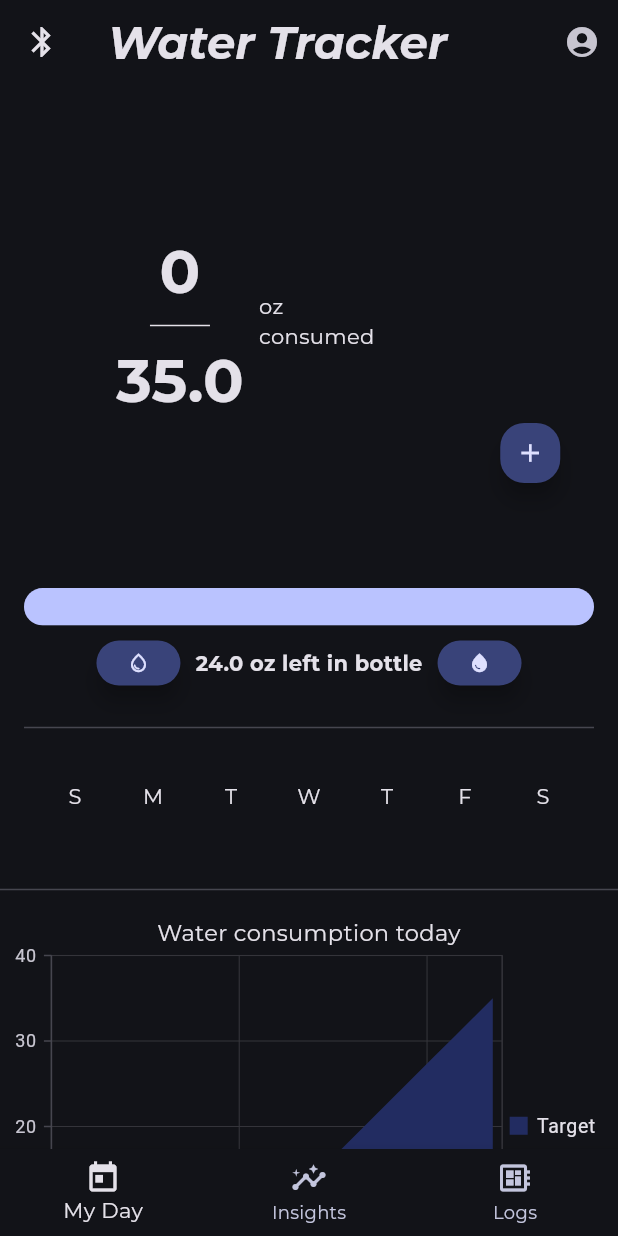
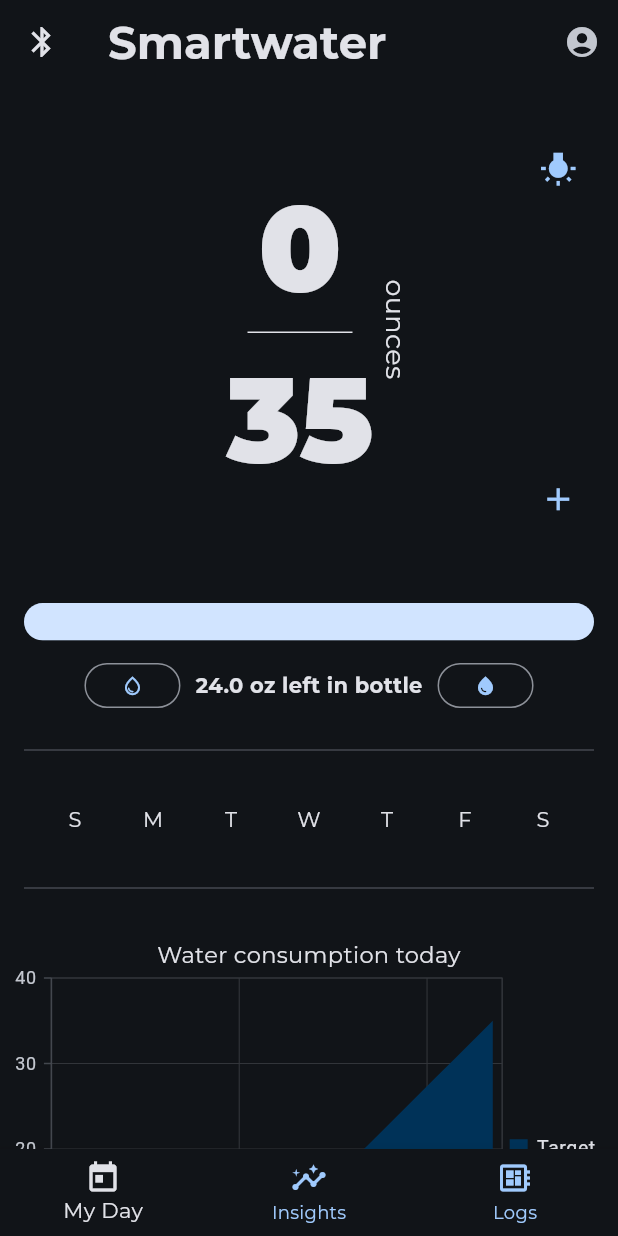
Before and after one commit to RooRoo6080/sip-sense, a Flutter app: the screen it shows after launch, on a phone screen of 412 x 824 dp. Run offline on Flutter 3.47's test engine with Material 3 defaults, Android fonts, the phone set to English and light mode, and no system bars; drawn by our look-alikes of countup; our stand-ins replace google_fonts, syncfusion_flutter_charts.

Commit message:
ui upgrades

```diff
--- a/lib/data/theme_data.dart
+++ b/lib/data/theme_data.dart
@@ -16,7 +16,7 @@ class Styles {
           ),
           titleLarge: GoogleFonts.montserrat(
             fontSize: 30,
-            fontStyle: FontStyle.italic,
+            // fontStyle: FontStyle.italic,
             fontWeight: FontWeight.bold,
           ),
           bodyMedium: GoogleFonts.montserrat(),
--- a/lib/main.dart
+++ b/lib/main.dart
@@ -46,7 +46,8 @@ class _WaterTrackerAppState extends State<WaterTrackerApp> {
   Widget build(BuildContext context) {
     return MaterialApp(
       title: 'Water Tracker',
-      theme: Styles.themeData(true, Colors.indigo),
+      debugShowCheckedModeBanner: false,
+      theme: Styles.themeData(true, Colors.blue),
       home: const HomePage(),
     );
   }
@@ -89,7 +90,7 @@ class _HomePageState extends State<HomePage> {
             );
           },
         ),
-        title: const Text('Water Tracker'),
+        title: const Text('Smartwater'),
         actions: [
           IconButton(
             icon: const Icon(Icons.account_circle),
@@ -104,8 +105,9 @@ class _HomePageState extends State<HomePage> {
       ),
       body: _pages.elementAt(_selectedIndex),
       bottomNavigationBar: BottomNavigationBar(
+        enableFeedback: true,
         selectedItemColor: Theme.of(context).colorScheme.onSurface,
-        unselectedItemColor: Theme.of(context).colorScheme.secondary,
+        unselectedItemColor: Theme.of(context).colorScheme.primaryFixedDim,
         items: const <BottomNavigationBarItem>[
           BottomNavigationBarItem(
             icon: Icon(Icons.today),
--- a/lib/pages/my_day_page.dart
+++ b/lib/pages/my_day_page.dart
@@ -5,6 +5,7 @@ import 'package:waterbottle/data/display_data.dart';
 import 'package:waterbottle/data/db.dart';
 import 'package:waterbottle/data/logs.dart';
 import 'dart:core';
+import 'package:google_fonts/google_fonts.dart';
 
 class MyDayPage extends StatefulWidget {
   const MyDayPage({Key? key}) : super(key: key);
@@ -96,7 +97,10 @@ class _MyDayPageState extends State<MyDayPage> {
       builder: (context) {
         double newValue = 0.0;
         return AlertDialog(
-          title: const Text('Log water consumption'),
+          title: Text(
+            style: GoogleFonts.montserrat(fontSize: 20),
+            'Log water consumption',
+          ),
           content: StatefulBuilder(
             builder: (BuildContext context, StateSetter setState) {
               return Column(
@@ -197,6 +201,7 @@ class _MyDayPageState extends State<MyDayPage> {
                                   mainAxisAlignment:
                                       MainAxisAlignment.spaceAround,
                                   children: [
+                                    const SizedBox(width: 40),
                                     Stack(
                                       alignment: Alignment.center,
                                       children: [
@@ -215,7 +220,7 @@ class _MyDayPageState extends State<MyDayPage> {
                                                 CircularProgressIndicator(
                                               value: value,
                                               strokeCap: StrokeCap.round,
-                                              strokeWidth: 25,
+                                              strokeWidth: 30,
                                             ),
                                           ),
                                         ),
@@ -223,24 +228,23 @@ class _MyDayPageState extends State<MyDayPage> {
                                           mainAxisAlignment:
                                               MainAxisAlignment.center,
                                           children: [
+                                            const SizedBox(width: 15),
                                             Column(
                                               children: [
                                                 Countup(
                                                   begin: 0.0,
                                                   end: consumedToday,
                                                   curve: Curves.easeInOut,
-                                                  style: TextStyle(
-                                                    color: Theme.of(context)
-                                                        .colorScheme
-                                                        .onSurface,
-                                                    fontWeight: FontWeight.bold,
-                                                    fontSize: 40,
+                                                  style: GoogleFonts.montserrat(
+                                                    fontWeight: FontWeight.w900,
+                                                    fontSize: 80,
                                                   ),
                                                   duration: const Duration(
                                                       milliseconds: 1000),
                                                 ),
                                                 SizedBox(
-                                                  width: 40,
+                                                  width: 70,
+                                                  height: 0,
                                                   child: Divider(
                                                     thickness: 1,
                                                     color: Theme.of(context)
@@ -249,20 +253,29 @@ class _MyDayPageState extends State<MyDayPage> {
                                                   ),
                                                 ),
                                                 Text(
-                                                  style: const TextStyle(
-                                                    fontWeight: FontWeight.bold,
-                                                    fontSize: 40,
+                                                  style: GoogleFonts.montserrat(
+                                                    fontWeight: FontWeight.w900,
+                                                    fontSize: 80,
                                                   ),
-                                                  consumeGoal.toString(),
+                                                  consumeGoal
+                                                      .toStringAsFixed(0),
                                                 ),
                                               ],
                                             ),
-                                            const SizedBox(width: 10),
+                                            const SizedBox(width: 1),
                                             const Column(
                                               crossAxisAlignment:
                                                   CrossAxisAlignment.start,
                                               children: [
-                                                Text('oz\nconsumed'),
+                                                RotatedBox(
+                                                  quarterTurns: 1,
+                                                  child: Text(
+                                                    style: TextStyle(
+                                                      fontSize: 18,
+                                                    ),
+                                                    'ounces',
+                                                  ),
+                                                ),
                                                 SizedBox(height: 5),
                                               ],
                                             ),
@@ -272,35 +285,28 @@ class _MyDayPageState extends State<MyDayPage> {
                                     ),
                                     Column(
                                       children: [
-                                        // SizedBox(
-                                        //   width: 40,
-                                        //   height: 40,
-                                        //   child: FloatingActionButton(
-                                        //     onPressed: () {
-                                        //       setState(() {
-                                        //         _onBottleFilled(0);
-                                        //       });
-                                        //     },
-                                        //     child: const Icon(
-                                        //       Icons.water_drop,
-                                        //       size: 20,
-                                        //     ),
-                                        //   ),
-                                        // ),
-                                        const SizedBox(height: 170),
                                         SizedBox(
                                           width: 40,
                                           height: 40,
-                                          child: FloatingActionButton(
+                                          child: TextButton(
+                                            onPressed: () {
+                                              setState(() {});
+                                            },
+                                            child: const Icon(
+                                              Icons.wb_incandescent,
+                                              size: 25,
+                                            ),
+                                          ),
+                                        ),
+                                        const SizedBox(height: 180),
+                                        SizedBox(
+                                          width: 40,
+                                          height: 40,
+                                          child: TextButton(
                                             onPressed: _showAddLogDialog,
-                                            // onPressed: () {
-                                            //   setState(() {
-                                            //     _onWaterDrunk(2);
-                                            //   });
-                                            // },
                                             child: const Icon(
                                               Icons.add,
-                                              size: 20,
+                                              size: 25,
                                             ),
                                           ),
                                         ),
@@ -327,16 +333,19 @@ class _MyDayPageState extends State<MyDayPage> {
                                       LinearProgressIndicator(
                                     value: value,
                                     minHeight: 25,
+                                    color: Theme.of(context)
+                                        .colorScheme
+                                        .primaryFixed,
                                   ),
                                 ),
                               ),
-                              const SizedBox(height: 10),
+                              const SizedBox(height: 15),
                               Row(
                                 mainAxisAlignment: MainAxisAlignment.center,
                                 children: [
                                   SizedBox(
                                     height: 30,
-                                    child: FloatingActionButton(
+                                    child: OutlinedButton(
                                       onPressed: () {
                                         setState(() {
                                           _onBottleFilled(false);
@@ -360,7 +369,7 @@ class _MyDayPageState extends State<MyDayPage> {
                                   const SizedBox(width: 10),
                                   SizedBox(
                                     height: 30,
-                                    child: FloatingActionButton(
+                                    child: OutlinedButton(
                                       onPressed: () {
                                         setState(() {
                                           _onBottleFilled(true);
@@ -417,6 +426,7 @@ class _MyDayPageState extends State<MyDayPage> {
                             ],
                           ),
                           const SizedBox(height: 20),
+                          const Divider(thickness: 1),
                         ],
                       ),
                     );
@@ -425,7 +435,6 @@ class _MyDayPageState extends State<MyDayPage> {
                   }
                 },
               ),
-              const Divider(),
               FutureBuilder<dynamic>(
                 future: _chartData,
                 builder: (context, snapshot) {
```
